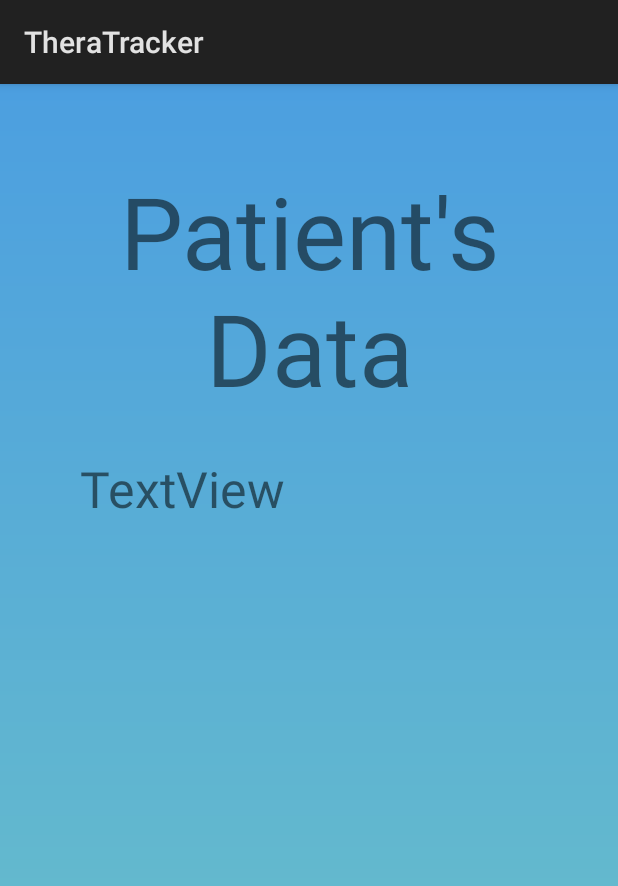
After one commit to ReshmiCode/TAMUHack19, an Android app: the DoctorActivity screen opened directly, with no data from a screen before it, on a phone screen of 412 x 824 dp. The commit adds this screen. Shown: the top 886 px of the screen. Run offline under Robolectric (Android 15) with nearby library versions, the phone set to English and light mode, and no system bars; our stand-ins replace Firebase (no records; nobody signed in at launch, a user with empty details on screens opened directly).

Commit message:
Added doctor's viewing page with patient's latest mood

```diff
--- /dev/null
+++ b/MentalHealth/app/src/main/java/app/mentalhealth/DoctorActivity.java
@@ -0,0 +1,78 @@
+package app.mentalhealth;
+
+import android.app.Activity;
+import android.support.annotation.NonNull;
+import android.support.v7.app.AppCompatActivity;
+import android.os.Bundle;
+import android.util.Log;
+import android.widget.TextView;
+
+import com.google.android.gms.tasks.OnCompleteListener;
+import com.google.android.gms.tasks.Task;
+import com.google.firebase.FirebaseApp;
+import com.google.firebase.auth.FirebaseAuth;
+import com.google.firebase.firestore.DocumentReference;
+import com.google.firebase.firestore.DocumentSnapshot;
+import com.google.firebase.firestore.FirebaseFirestore;
+
+import java.util.HashMap;
+import java.util.Map;
+
+import static android.content.ContentValues.TAG;
+
+public class DoctorActivity extends Activity {
+
+    TextView mood;
+
+    @Override
+    protected void onCreate(Bundle savedInstanceState) {
+        super.onCreate(savedInstanceState);
+        setContentView(R.layout.activity_doctor);
+
+        mood = (TextView)findViewById(R.id.data);
+        FirebaseAuth auth = FirebaseAuth.getInstance();
+        FirebaseApp.initializeApp(this);
+        // Access a Cloud Firestore instance from your Activity
+        final FirebaseFirestore db = FirebaseFirestore.getInstance();
+        DocumentReference docRef = db.collection("users").document(auth.getUid());
+        docRef.get().addOnCompleteListener(new OnCompleteListener<DocumentSnapshot>() {
+            @Override
+            public void onComplete(@NonNull Task<DocumentSnapshot> task) {
+                if (task.isSuccessful()) {
+                    DocumentSnapshot document = task.getResult();
+                    if (document.exists()) {
+                        final Map<String, Object> fdata = document.getData();
+                        String ID = fdata.get("patientID").toString();  // doctors have their patient's IDs
+                        // CHANGE TO ID
+                        DocumentReference patientRef = db.collection("pastMoods").document("6cNOF7Dbfo59FB968Iqi");
+                        getPatient(patientRef, ID);
+                    } else {
+                        Log.d(TAG, "No such document");
+                    }
+                } else {
+                    Log.d(TAG, "get failed with ", task.getException());
+                }
+            }
+        });
+    }
+
+    public void getPatient(DocumentReference docRef, final String ID) {
+        docRef.get().addOnCompleteListener(new OnCompleteListener<DocumentSnapshot>() {
+            @Override
+            public void onComplete(@NonNull Task<DocumentSnapshot> task) {
+                if (task.isSuccessful()) {
+                    DocumentSnapshot document = task.getResult();
+                    if (document.exists()) {
+                        final Map<String, Object> fdata = document.getData();
+                        String moodInput = fdata.get("1 days ago").toString();
+                        mood.setText("Patient " + ID.substring(0, 5) + " felt " + moodInput);
+                    } else {
+                        Log.d(TAG, "No such document");
+                    }
+                } else {
+                    Log.d(TAG, "get failed with ", task.getException());
+                }
+            }
+        });
+    }
+}
--- a/MentalHealth/app/src/main/java/app/mentalhealth/LoginActivity.java
+++ b/MentalHealth/app/src/main/java/app/mentalhealth/LoginActivity.java
@@ -31,7 +31,7 @@ public class LoginActivity extends Activity {
         auth = FirebaseAuth.getInstance();
 
         /* if (auth.getCurrentUser() != null) { // already logged in
-            startActivity(new Intent(LoginActivity.this, mood.class));
+            startActivity(new Intent(LoginActivity.this, DoctorActivity.class));
         } */
 
         email = (EditText)findViewById(R.id.email);
@@ -56,8 +56,7 @@ public class LoginActivity extends Activity {
             public void onComplete(@NonNull Task<AuthResult> task) {
                 if (!task.isSuccessful()) Toast.makeText(LoginActivity.this, "didn't work", Toast.LENGTH_SHORT).show();
                 else {
-                    Toast.makeText(LoginActivity.this, "worked", Toast.LENGTH_SHORT).show();
-                    Intent intent = new Intent(LoginActivity.this, mood.class);
+                    Intent intent = new Intent(LoginActivity.this, DoctorActivity.class);
                     startActivity(intent);
                 }
             }
--- /dev/null
+++ b/MentalHealth/app/src/main/res/layout/activity_doctor.xml
@@ -0,0 +1,34 @@
+<?xml version="1.0" encoding="utf-8"?>
+<LinearLayout xmlns:android="http://schemas.android.com/apk/res/android"
+    xmlns:app="http://schemas.android.com/apk/res-auto"
+    xmlns:tools="http://schemas.android.com/tools"
+    android:layout_width="match_parent"
+    android:layout_height="match_parent"
+    android:background="@drawable/gradient"
+    tools:context=".DoctorActivity">
+
+    <LinearLayout
+        android:layout_width="fill_parent"
+        android:layout_height="fill_parent"
+        android:orientation="vertical"
+        android:layout_margin="80px">
+
+    <TextView
+        android:id="@+id/title"
+        android:layout_width="fill_parent"
+        android:layout_height="wrap_content"
+        android:textSize="100px"
+        android:gravity="center"
+        android:layout_marginBottom="40px"
+        android:text="Patient's Data"/>
+
+    <TextView
+        android:id="@+id/data"
+        android:layout_width="wrap_content"
+        android:layout_height="wrap_content"
+        android:textSize="50px"
+        android:text="TextView"/>
+
+    </LinearLayout>
+
+</LinearLayout>
```
Also changed, not shown: MentalHealth/app/src/main/AndroidManifest.xml (+4 -3 lines).
